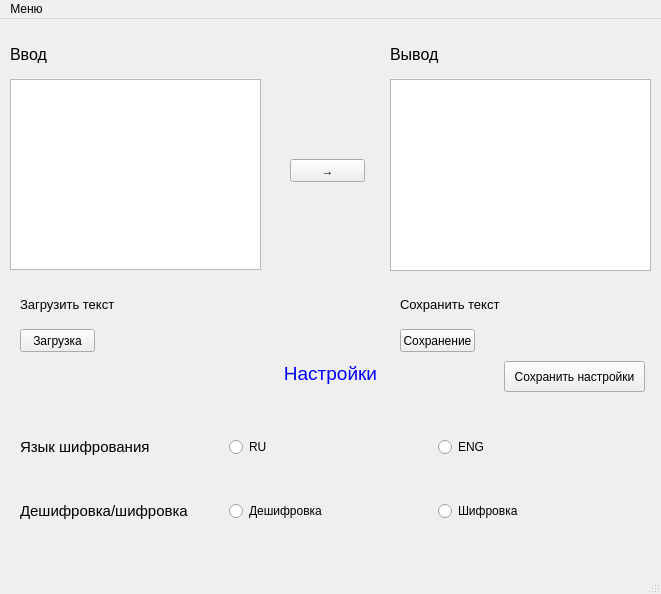
This is morse_window.ui in RoketFlame/amgine as Qt 5 draws it before an edit. The edited form follows.
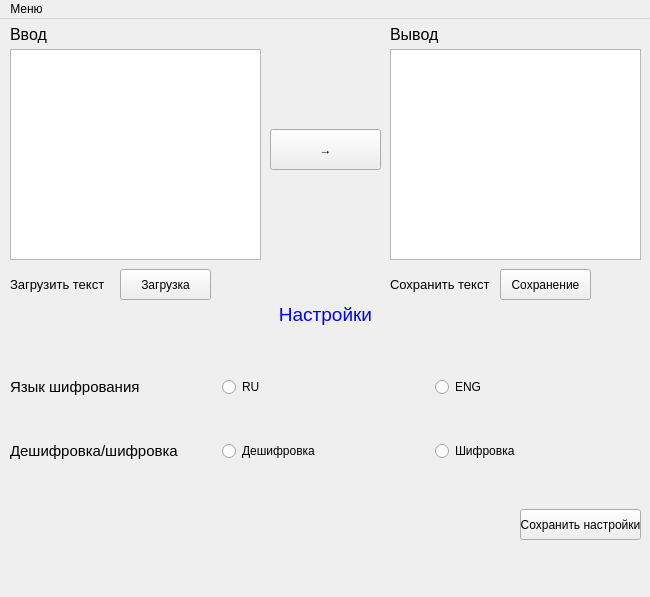
This is the edited form.

```diff
--- a/morse_window.ui
+++ b/morse_window.ui
@@ -6,121 +6,20 @@
    <rect>
     <x>0</x>
     <y>0</y>
-    <width>661</width>
-    <height>594</height>
+    <width>650</width>
+    <height>597</height>
    </rect>
   </property>
   <property name="windowTitle">
    <string>Amgine Morse</string>
   </property>
   <widget class="QWidget" name="centralwidget">
-   <widget class="QPushButton" name="code_btn">
-    <property name="geometry">
-     <rect>
-      <x>290</x>
-      <y>140</y>
-      <width>75</width>
-      <height>23</height>
-     </rect>
-    </property>
-    <property name="text">
-     <string>→</string>
-    </property>
-   </widget>
-   <widget class="QTextBrowser" name="textwid_2">
-    <property name="geometry">
-     <rect>
-      <x>390</x>
-      <y>60</y>
-      <width>261</width>
-      <height>192</height>
-     </rect>
-    </property>
-   </widget>
-   <widget class="QLabel" name="label">
-    <property name="geometry">
-     <rect>
-      <x>10</x>
-      <y>20</y>
-      <width>251</width>
-      <height>31</height>
-     </rect>
-    </property>
-    <property name="text">
-     <string>&lt;html&gt;&lt;head/&gt;&lt;body&gt;&lt;p&gt;&lt;span style=&quot; font-size:12pt;&quot;&gt;Ввод&lt;/span&gt;&lt;/p&gt;&lt;/body&gt;&lt;/html&gt;</string>
-    </property>
-   </widget>
-   <widget class="QLabel" name="label_2">
-    <property name="geometry">
-     <rect>
-      <x>390</x>
-      <y>20</y>
-      <width>241</width>
-      <height>31</height>
-     </rect>
-    </property>
-    <property name="text">
-     <string>&lt;html&gt;&lt;head/&gt;&lt;body&gt;&lt;p&gt;&lt;span style=&quot; font-size:12pt;&quot;&gt;Вывод&lt;/span&gt;&lt;/p&gt;&lt;/body&gt;&lt;/html&gt;</string>
-    </property>
-   </widget>
-   <widget class="QPushButton" name="load_btn">
-    <property name="geometry">
-     <rect>
-      <x>20</x>
-      <y>310</y>
-      <width>75</width>
-      <height>23</height>
-     </rect>
-    </property>
-    <property name="text">
-     <string>Загрузка</string>
-    </property>
-   </widget>
-   <widget class="QLabel" name="label_3">
-    <property name="geometry">
-     <rect>
-      <x>20</x>
-      <y>270</y>
-      <width>231</width>
-      <height>31</height>
-     </rect>
-    </property>
-    <property name="text">
-     <string>&lt;html&gt;&lt;head/&gt;&lt;body&gt;&lt;p&gt;&lt;span style=&quot; font-size:10pt;&quot;&gt;Загрузить текст&lt;/span&gt;&lt;/p&gt;&lt;/body&gt;&lt;/html&gt;</string>
-    </property>
-   </widget>
-   <widget class="QLabel" name="label_4">
-    <property name="geometry">
-     <rect>
-      <x>400</x>
-      <y>270</y>
-      <width>161</width>
-      <height>31</height>
-     </rect>
-    </property>
-    <property name="text">
-     <string>&lt;html&gt;&lt;head/&gt;&lt;body&gt;&lt;p&gt;&lt;span style=&quot; font-size:10pt;&quot;&gt;Сохранить текст&lt;/span&gt;&lt;/p&gt;&lt;/body&gt;&lt;/html&gt;</string>
-    </property>
-   </widget>
-   <widget class="QPushButton" name="save_btn">
-    <property name="geometry">
-     <rect>
-      <x>400</x>
-      <y>310</y>
-      <width>75</width>
-      <height>23</height>
-     </rect>
-    </property>
-    <property name="text">
-     <string>Сохранение</string>
-    </property>
-   </widget>
    <widget class="QWidget" name="gridLayoutWidget">
     <property name="geometry">
      <rect>
-      <x>20</x>
-      <y>380</y>
-      <width>621</width>
+      <x>10</x>
+      <y>320</y>
+      <width>631</width>
       <height>161</height>
      </rect>
     </property>
@@ -184,36 +83,177 @@
    <widget class="QLabel" name="label_8">
     <property name="geometry">
      <rect>
+      <x>260</x>
+      <y>280</y>
+      <width>131</width>
+      <height>31</height>
+     </rect>
+    </property>
+    <property name="text">
+     <string>&lt;html&gt;&lt;head/&gt;&lt;body&gt;&lt;p align=&quot;center&quot;&gt;&lt;span style=&quot; font-size:14pt; color:#0000ff;&quot;&gt;Настройки&lt;/span&gt;&lt;/p&gt;&lt;/body&gt;&lt;/html&gt;</string>
+    </property>
+   </widget>
+   <widget class="QLabel" name="label_3">
+    <property name="geometry">
+     <rect>
+      <x>10</x>
+      <y>250</y>
+      <width>101</width>
+      <height>31</height>
+     </rect>
+    </property>
+    <property name="text">
+     <string>&lt;html&gt;&lt;head/&gt;&lt;body&gt;&lt;p&gt;&lt;span style=&quot; font-size:10pt;&quot;&gt;Загрузить текст&lt;/span&gt;&lt;/p&gt;&lt;/body&gt;&lt;/html&gt;</string>
+    </property>
+   </widget>
+   <widget class="QPushButton" name="btn_load_text">
+    <property name="geometry">
+     <rect>
+      <x>120</x>
+      <y>250</y>
+      <width>91</width>
+      <height>31</height>
+     </rect>
+    </property>
+    <property name="sizePolicy">
+     <sizepolicy hsizetype="Fixed" vsizetype="Fixed">
+      <horstretch>0</horstretch>
+      <verstretch>0</verstretch>
+     </sizepolicy>
+    </property>
+    <property name="text">
+     <string>Загрузка</string>
+    </property>
+   </widget>
+   <widget class="QPushButton" name="btn_save_text">
+    <property name="geometry">
+     <rect>
+      <x>500</x>
+      <y>250</y>
+      <width>91</width>
+      <height>31</height>
+     </rect>
+    </property>
+    <property name="sizePolicy">
+     <sizepolicy hsizetype="Fixed" vsizetype="Fixed">
+      <horstretch>0</horstretch>
+      <verstretch>0</verstretch>
+     </sizepolicy>
+    </property>
+    <property name="text">
+     <string>Сохранение</string>
+    </property>
+   </widget>
+   <widget class="QPushButton" name="btn_code">
+    <property name="geometry">
+     <rect>
       <x>270</x>
-      <y>339</y>
+      <y>110</y>
+      <width>111</width>
+      <height>41</height>
+     </rect>
+    </property>
+    <property name="sizePolicy">
+     <sizepolicy hsizetype="Fixed" vsizetype="Fixed">
+      <horstretch>0</horstretch>
+      <verstretch>0</verstretch>
+     </sizepolicy>
+    </property>
+    <property name="text">
+     <string>→</string>
+    </property>
+   </widget>
+   <widget class="QLabel" name="label_11">
+    <property name="geometry">
+     <rect>
+      <x>10</x>
+      <y>0</y>
+      <width>251</width>
+      <height>31</height>
+     </rect>
+    </property>
+    <property name="text">
+     <string>&lt;html&gt;&lt;head/&gt;&lt;body&gt;&lt;p&gt;&lt;span style=&quot; font-size:12pt;&quot;&gt;Ввод&lt;/span&gt;&lt;/p&gt;&lt;/body&gt;&lt;/html&gt;</string>
+    </property>
+   </widget>
+   <widget class="QTextBrowser" name="textBrowser_output">
+    <property name="geometry">
+     <rect>
+      <x>390</x>
+      <y>30</y>
+      <width>251</width>
+      <height>211</height>
+     </rect>
+    </property>
+    <property name="sizePolicy">
+     <sizepolicy hsizetype="Fixed" vsizetype="Expanding">
+      <horstretch>0</horstretch>
+      <verstretch>0</verstretch>
+     </sizepolicy>
+    </property>
+   </widget>
+   <widget class="QLabel" name="label_2">
+    <property name="geometry">
+     <rect>
+      <x>390</x>
+      <y>0</y>
+      <width>241</width>
+      <height>31</height>
+     </rect>
+    </property>
+    <property name="text">
+     <string>&lt;html&gt;&lt;head/&gt;&lt;body&gt;&lt;p&gt;&lt;span style=&quot; font-size:12pt;&quot;&gt;Вывод&lt;/span&gt;&lt;/p&gt;&lt;/body&gt;&lt;/html&gt;</string>
+    </property>
+   </widget>
+   <widget class="QTextBrowser" name="textBrowser_input">
+    <property name="geometry">
+     <rect>
+      <x>10</x>
+      <y>30</y>
+      <width>251</width>
+      <height>211</height>
+     </rect>
+    </property>
+    <property name="textInteractionFlags">
+     <set>Qt::LinksAccessibleByKeyboard|Qt::LinksAccessibleByMouse|Qt::TextBrowserInteraction|Qt::TextEditable|Qt::TextEditorInteraction|Qt::TextSelectableByKeyboard|Qt::TextSelectableByMouse</set>
+    </property>
+   </widget>
+   <widget class="QLabel" name="label_4">
+    <property name="geometry">
+     <rect>
+      <x>390</x>
+      <y>250</y>
+      <width>161</width>
+      <height>31</height>
+     </rect>
+    </property>
+    <property name="text">
+     <string>&lt;html&gt;&lt;head/&gt;&lt;body&gt;&lt;p&gt;&lt;span style=&quot; font-size:10pt;&quot;&gt;Сохранить текст&lt;/span&gt;&lt;/p&gt;&lt;/body&gt;&lt;/html&gt;</string>
+    </property>
+   </widget>
+   <widget class="QLabel" name="label_error">
+    <property name="geometry">
+     <rect>
+      <x>10</x>
+      <y>530</y>
+      <width>631</width>
+      <height>31</height>
+     </rect>
+    </property>
+    <property name="text">
+     <string/>
+    </property>
+   </widget>
+   <widget class="QPushButton" name="btn_save_settings">
+    <property name="geometry">
+     <rect>
+      <x>520</x>
+      <y>490</y>
       <width>121</width>
       <height>31</height>
      </rect>
     </property>
     <property name="text">
-     <string>&lt;html&gt;&lt;head/&gt;&lt;body&gt;&lt;p align=&quot;center&quot;&gt;&lt;span style=&quot; font-size:14pt; color:#0000ff;&quot;&gt;Настройки&lt;/span&gt;&lt;/p&gt;&lt;/body&gt;&lt;/html&gt;</string>
-    </property>
-   </widget>
-   <widget class="QTextEdit" name="textwid_1">
-    <property name="geometry">
-     <rect>
-      <x>10</x>
-      <y>60</y>
-      <width>251</width>
-      <height>191</height>
-     </rect>
-    </property>
-   </widget>
-   <widget class="QPushButton" name="save_settings_btn">
-    <property name="geometry">
-     <rect>
-      <x>504</x>
-      <y>342</y>
-      <width>141</width>
-      <height>31</height>
-     </rect>
-    </property>
-    <property name="text">
      <string>Сохранить настройки</string>
     </property>
    </widget>
@@ -223,7 +263,7 @@
     <rect>
      <x>0</x>
      <y>0</y>
-     <width>661</width>
+     <width>650</width>
      <height>21</height>
     </rect>
    </property>
@@ -237,7 +277,6 @@
    </widget>
    <addaction name="menu"/>
   </widget>
-  <widget class="QStatusBar" name="statusbar"/>
   <action name="info">
    <property name="text">
     <string>Инфо</string>
```
Left out of the diff: 2 changed lines with no effect on the pictures.
